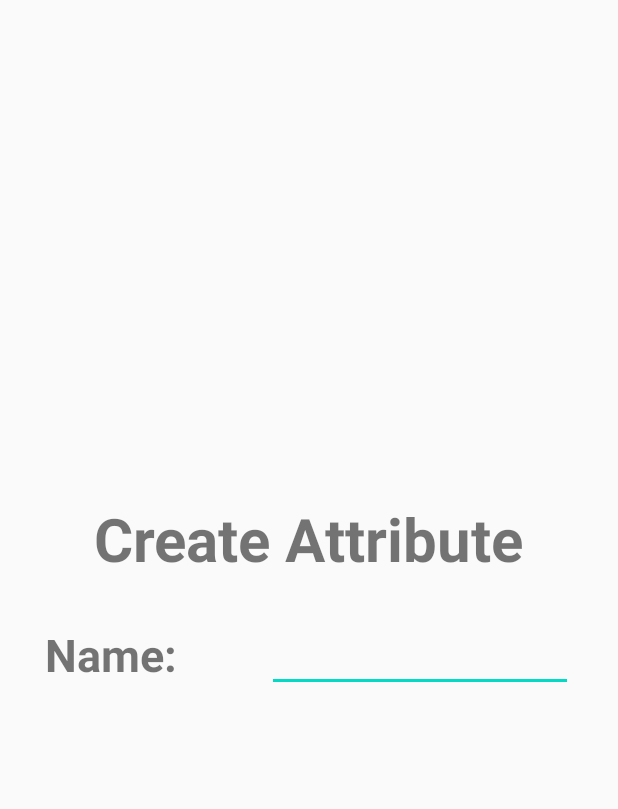
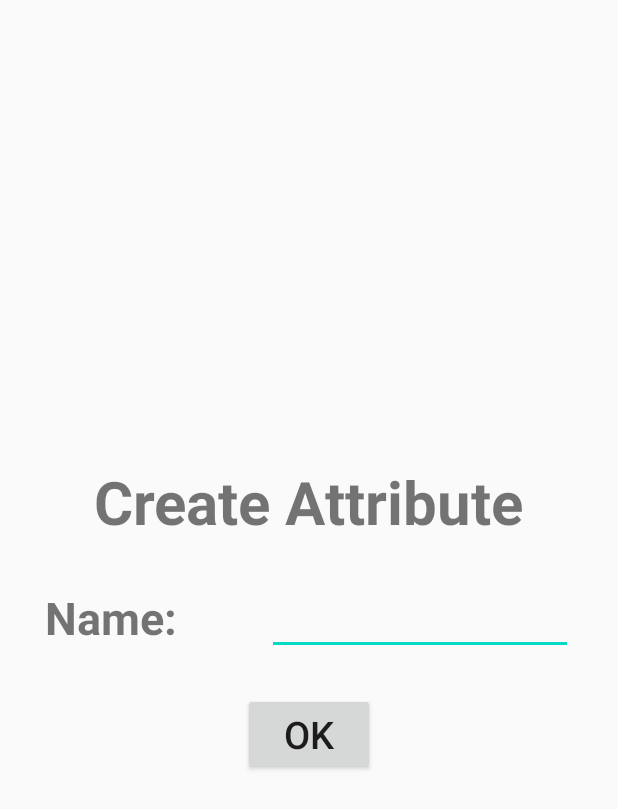
Before and after one commit to johnarn/Employee_Finder, an Android app: the layout dialog_create_attribute.xml on its own in the app's theme, with its tools: preview values and no code run, on a phone screen of 412 x 824 dp. Shown: the top 809 px of the screen. Run offline under Robolectric (Android 15) with nearby library versions, the phone set to English and light mode, and no system bars.

Commit message:
Add button to "create attribute" box

```diff
--- a/app/src/main/res/layout/dialog_create_attribute.xml
+++ b/app/src/main/res/layout/dialog_create_attribute.xml
@@ -35,4 +35,14 @@
         android:layout_toEndOf="@id/txtViewNameOfAttribute"
         />
 
+    <Button
+        android:layout_width="wrap_content"
+        android:layout_height="wrap_content"
+        android:text="OK"
+        android:layout_below="@+id/txtViewNameOfAttribute"
+        android:layout_centerInParent="true"
+        android:textSize="25sp"
+
+        />
+
 </RelativeLayout>
```
